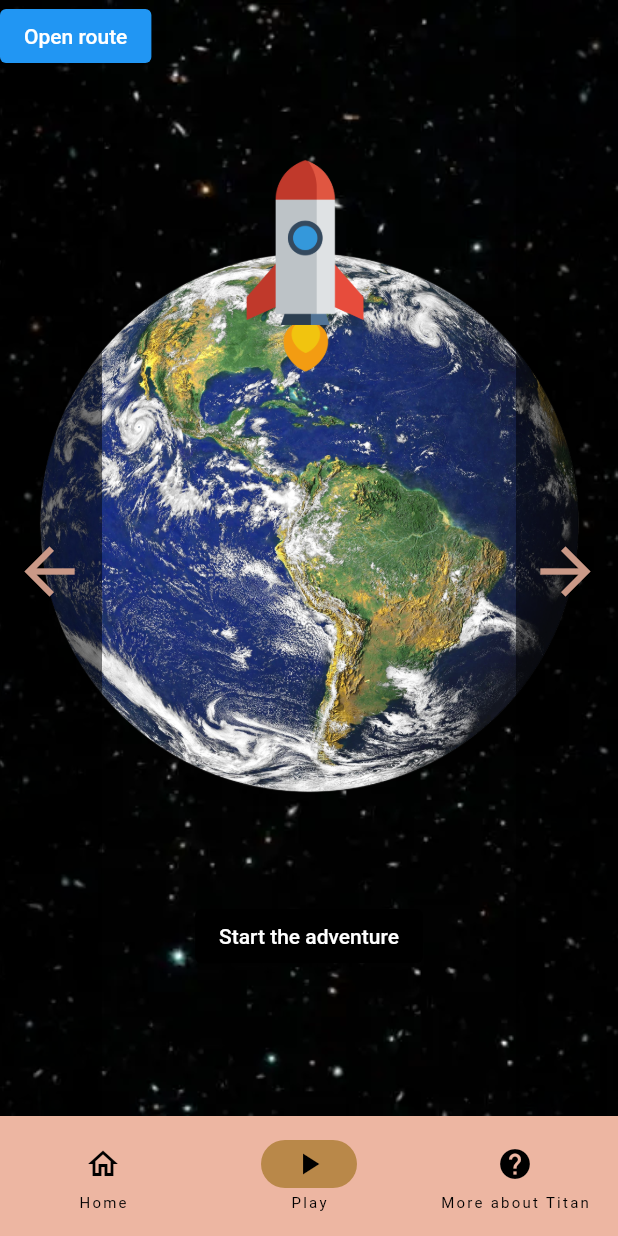
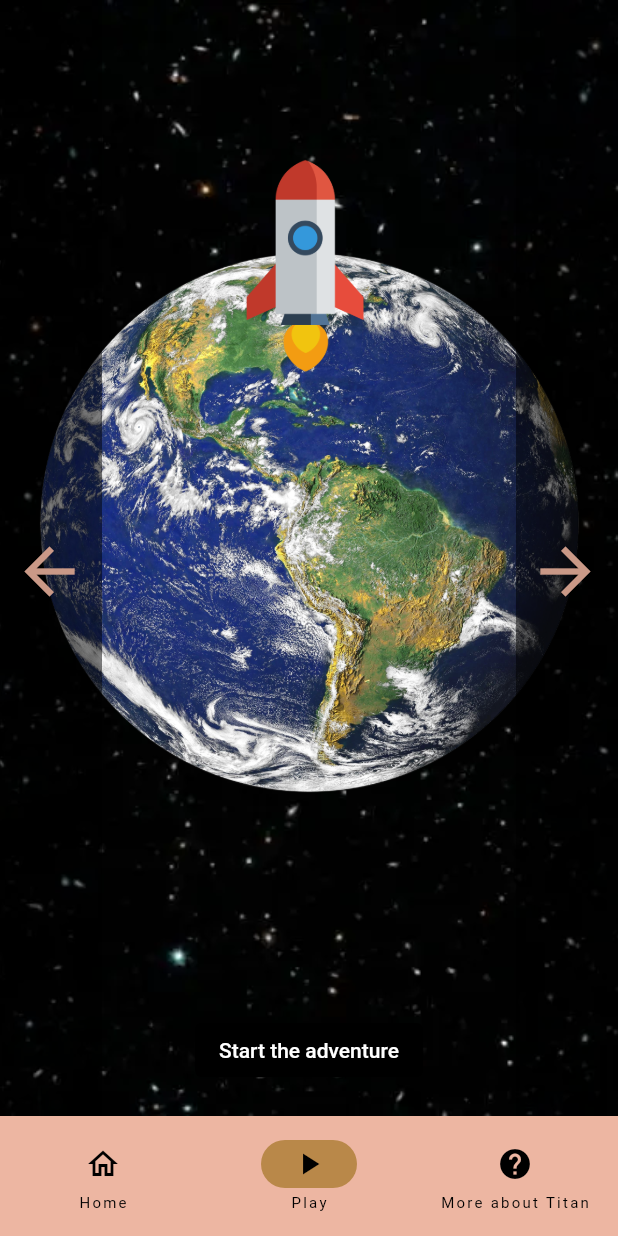
Before and after one commit to seergiomadrid/metrovalencia, a Flutter app: the screen it shows after launch, item 2 of the bottom bar chosen, on a phone screen of 412 x 824 dp. Run offline on Flutter 3.47's test engine with Material 2 defaults, Android fonts, the light colour scheme and no system bars; our stand-ins replace google_fonts.

Commit message:
avmos a hacer las rutas

```diff
--- a/lib/StartGame.dart
+++ b/lib/StartGame.dart
@@ -27,9 +27,7 @@ class _StartGameState extends State<StartGame> {
           children: [
             const mainMenu(),
             arrowForwardGame(context, const SecondRoute(), false),
-
             dialogoHistoria(enunciado: widget.enunciado),
-
           ],
         ),
       );
@@ -40,12 +38,31 @@ class _StartGameState extends State<StartGame> {
             const mainMenu(),
             arrowForwardGame(context, const SecondRoute(), false),
             arrowBackGame(context),
-            ElevatedButton(
-              child: const Text('Open route'),
-              onPressed: () {
-                //s enunciadoReal.frases
-              },
-            ),
+            // Align(
+            //   alignment: Alignment
+            //       .bottomCenter, // Esto alinea el botón en la parte inferior y en el centro
+            //   child: Padding(
+            //     // Puedes agregar Padding para dar espacio desde el borde inferior si lo deseas
+            //     padding: const EdgeInsets.all(20.0),
+            //     child: ElevatedButton(
+            //       style: ButtonStyle(
+            //         backgroundColor: MaterialStateProperty.all<Color>(
+            //             Colors.black), // Cambia al color que desees
+            //       ),
+            //       child: Text("Start the adventure"),
+            //       onPressed: () {
+            //         Navigator.push(
+            //           context,
+            //           MaterialPageRoute(
+            //               builder: (context) => StartGame(
+            //                     enunciado: widget.enunciado,
+            //                     tieneTexto: true,
+            //                   )),
+            //         );
+            //       },
+            //     ),
+            //   ),
+            // ),
           ],
         ),
       );
--- a/lib/main.dart
+++ b/lib/main.dart
@@ -2,6 +2,7 @@ import 'package:flutter/material.dart';
 import 'package:flutter/services.dart';
 import 'package:flutter/widgets.dart';
 import 'package:metrovalencia/Clases/enunciado.dart';
+import 'package:metrovalencia/notStarted.dart';
 import 'package:metrovalencia/titanInfo.dart';
 import 'HomeView.dart';
 import 'StartGame.dart';
@@ -65,7 +66,7 @@ class _NavigationExampleState extends State<NavigationExample> {
       ),
       body: <Widget>[
         HomeView(),
-        StartGame(
+        notStarted(
           enunciado: Enunciado(frases: ['frase1', 'frase2']),
           tieneTexto: false, // CAMBIADOO
         ),
--- /dev/null
+++ b/lib/notStarted.dart
@@ -0,0 +1,73 @@
+import 'package:flutter/material.dart';
+import 'package:metrovalencia/Clases/enunciado.dart';
+import 'package:metrovalencia/StartGame.dart';
+import 'package:metrovalencia/animacion/noAnimation.dart';
+import 'package:metrovalencia/animacion/slide.dart';
+import 'package:metrovalencia/widgets/ArrowBackGame.dart';
+import 'package:metrovalencia/widgets/ArrowForwardGame.dart';
+import 'package:metrovalencia/widgets/appDialog.dart';
+import 'package:metrovalencia/widgets/coheteGrande.dart';
+import 'package:metrovalencia/widgets/dialogoHistoria.dart';
+import 'package:metrovalencia/widgets/mainMenu.dart';
+import 'GameFlow.dart';
+
+import 'widgets/AnimateText.dart';
+
+class notStarted extends StatefulWidget {
+  final Enunciado enunciado;
+  bool tieneTexto = false;
+  notStarted({super.key, required this.enunciado, required this.tieneTexto});
+  @override
+  State<notStarted> createState() => _notStartedState();
+}
+
+class _notStartedState extends State<notStarted> {
+  @override
+  Widget build(BuildContext context) {
+    if (widget.tieneTexto) {
+      return Scaffold(
+        body: Stack(
+          children: [
+            const mainMenu(),
+            arrowForwardGame(context, const SecondRoute(), false),
+            dialogoHistoria(enunciado: widget.enunciado),
+          ],
+        ),
+      );
+    } else {
+      return Scaffold(
+        body: Stack(
+          children: [
+            const mainMenu(),
+            arrowForwardGame(context, const SecondRoute(), false),
+            arrowBackGame(context),
+            Align(
+              alignment: Alignment
+                  .bottomCenter, // Esto alinea el botón en la parte inferior y en el centro
+              child: Padding(
+                // Puedes agregar Padding para dar espacio desde el borde inferior si lo deseas
+                padding: const EdgeInsets.all(20.0),
+                child: ElevatedButton(
+                  style: ButtonStyle(
+                    backgroundColor: MaterialStateProperty.all<Color>(
+                        Colors.black), // Cambia al color que desees
+                  ),
+                  child: Text("Start the adventure"),
+                  onPressed: () {
+                    Navigator.of(context).pushReplacement(
+                      NoAnimationPageRoute(
+                          builder: (context) => StartGame(
+                                enunciado: widget.enunciado,
+                                tieneTexto: true,
+                              )),
+                    );
+                  },
+                ),
+              ),
+            ),
+          ],
+        ),
+      );
+    }
+  }
+}
--- a/lib/widgets/ArrowForwardGame.dart
+++ b/lib/widgets/ArrowForwardGame.dart
@@ -1,4 +1,5 @@
 import 'package:flutter/material.dart';
+import 'package:metrovalencia/animacion/noAnimation.dart';
 import 'package:metrovalencia/animacion/slide.dart';
 
 Widget arrowForwardGame(
@@ -22,8 +23,11 @@ Widget arrowForwardGame(
                   if (slide) {
                     Navigator.of(context).push(createRoute(context, nextPage));
                   } else {
-                    Navigator.push(context,
-                        MaterialPageRoute(builder: ((context) => nextPage)));
+                    Navigator.of(context).pushReplacement(
+                      NoAnimationPageRoute(
+                        builder: (context) => nextPage,
+                      ),
+                    );
                   }
                 },
               ),
--- a/lib/widgets/mainMenu.dart
+++ b/lib/widgets/mainMenu.dart
@@ -45,16 +45,6 @@ class _mainMenuState extends State<mainMenu> {
               )
             ],
           ),
-          ElevatedButton(
-             style: ButtonStyle(
-    backgroundColor: MaterialStateProperty.all<Color>(Colors.black), // Change to the color you want
-  ),
-            child: Text("Start the adventure"),
-            onPressed: () {
-              Navigator.push(context,
-                  MaterialPageRoute(builder: (context) => SecondRoute()));
-            },
-          )
         ],
       ),
     );
```
